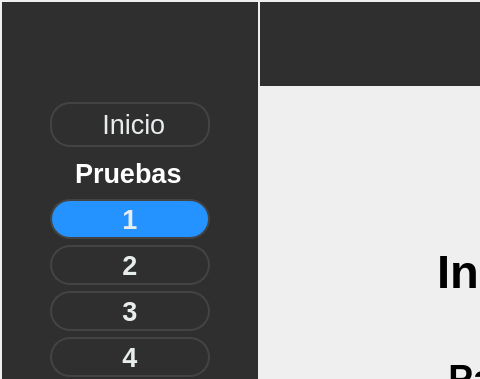
The window that ui/Application.ui (Patryckx/Nidec-tester) describes before a commit, drawn with Qt 5; both pictures show x 0 to 480 and y 0 to 379 of the 1366 by 770 pixel window.
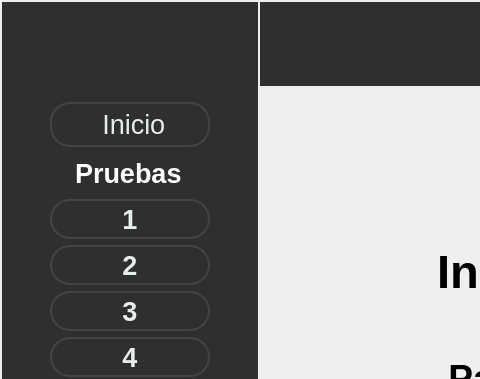
The same window after the commit. The open tabs and pages were chosen to show the change. Icons and pictures are not drawn.

Commit message: Major advances in GUI management and housekeeping logic to button registers etcc....

What changed in the file:
```diff
--- a/ui/Application.ui
+++ b/ui/Application.ui
@@ -315,6 +315,9 @@
          </item>
          <item>
           <widget class="QPushButton" name="btnPrueba1">
+           <property name="enabled">
+            <bool>false</bool>
+           </property>
            <property name="minimumSize">
             <size>
              <width>160</width>
@@ -335,7 +338,7 @@
            </property>
            <property name="styleSheet">
             <string notr="true">color: rgb(231, 236, 237);
-background-color: rgb(36, 146, 255);</string>
+</string>
            </property>
            <property name="text">
             <string>1</string>
```
Left out of the diff: 8 changed lines with no effect on the pictures. The commit also changes 7 other files.
